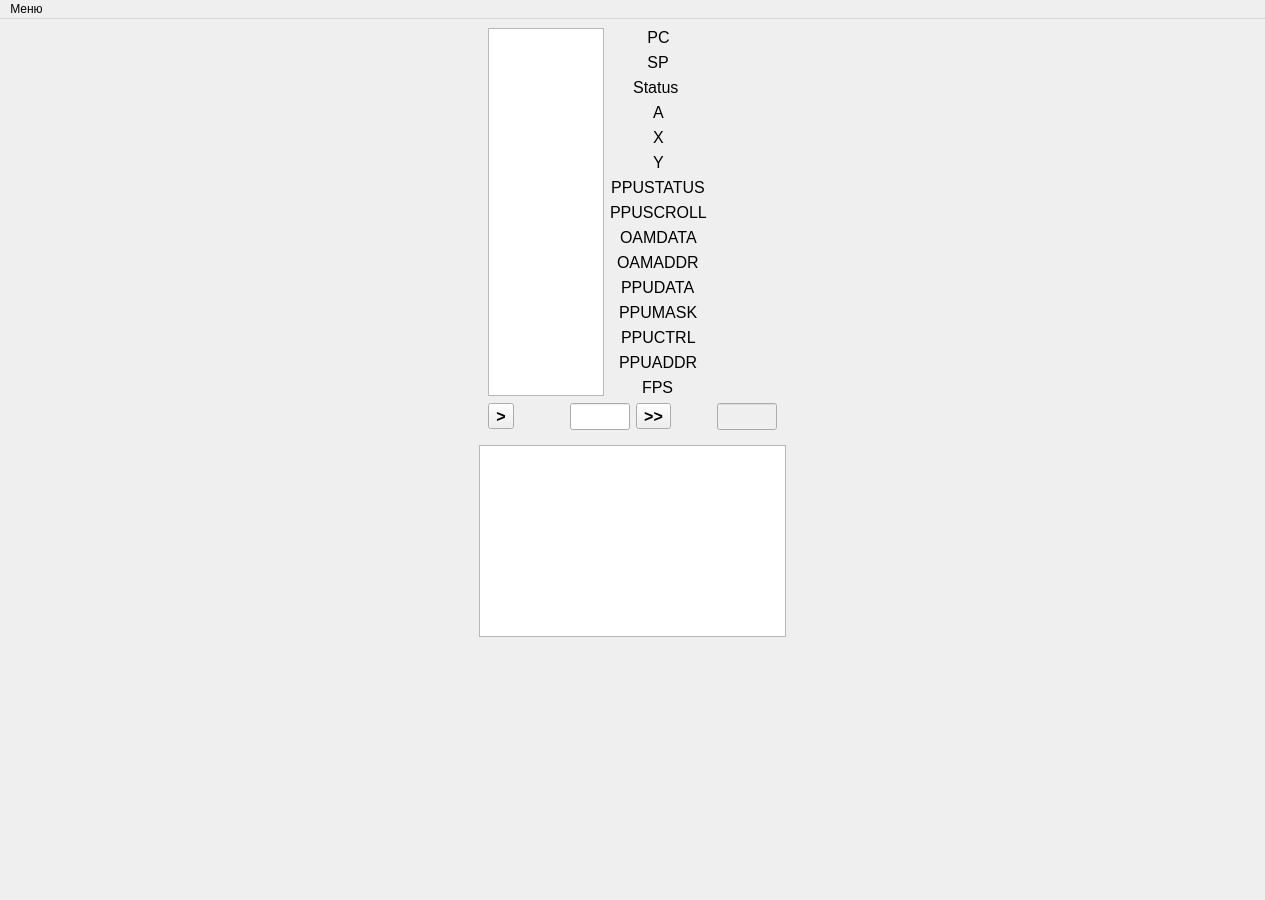
Qt form emulateNES/forms/mainwindow.ui (maxim14254/emulateNES) before a commit.
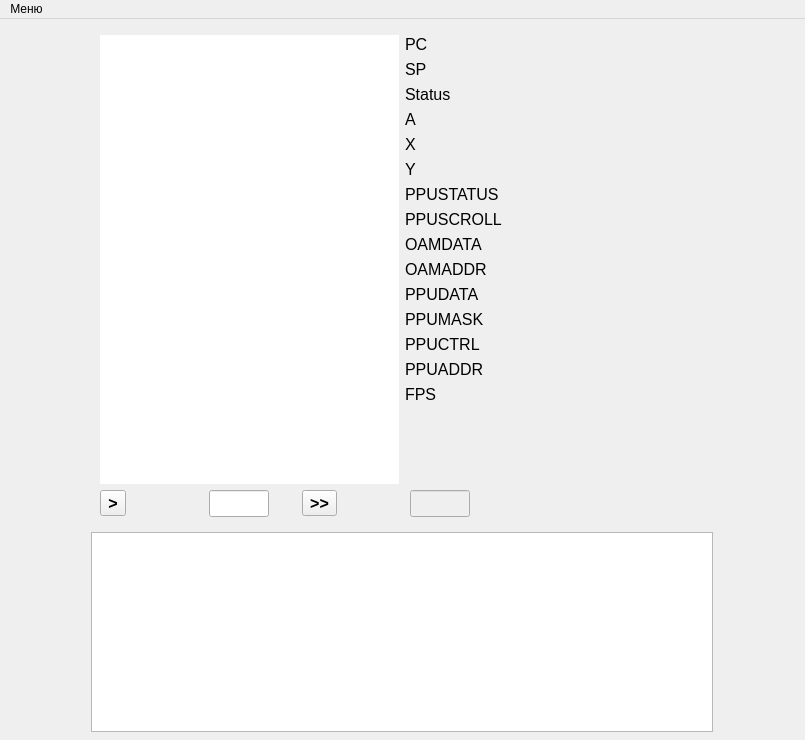
The same form after that commit.

Diff of the .ui file:
```diff
--- a/emulateNES/forms/mainwindow.ui
+++ b/emulateNES/forms/mainwindow.ui
@@ -6,8 +6,8 @@
    <rect>
     <x>0</x>
     <y>0</y>
-    <width>1265</width>
-    <height>900</height>
+    <width>805</width>
+    <height>740</height>
    </rect>
   </property>
   <property name="windowTitle">
@@ -93,7 +93,7 @@
                 </property>
                 <layout class="QVBoxLayout" name="verticalLayout_5">
                  <property name="sizeConstraint">
-                  <enum>QLayout::SizeConstraint::SetFixedSize</enum>
+                  <enum>QLayout::SetDefaultConstraint</enum>
                  </property>
                  <item>
                   <layout class="QVBoxLayout" name="verticalLayout_3">
@@ -117,17 +117,17 @@
                    <item>
                     <layout class="QHBoxLayout" name="horizontalLayout_3">
                      <property name="sizeConstraint">
-                      <enum>QLayout::SizeConstraint::SetMinimumSize</enum>
+                      <enum>QLayout::SetDefaultConstraint</enum>
                      </property>
                      <item>
                       <layout class="QVBoxLayout" name="verticalLayout_9">
                        <property name="sizeConstraint">
-                        <enum>QLayout::SizeConstraint::SetFixedSize</enum>
+                        <enum>QLayout::SetDefaultConstraint</enum>
                        </property>
                        <item>
                         <widget class="QTextEdit" name="cpu_debuger">
                          <property name="sizePolicy">
-                          <sizepolicy hsizetype="Fixed" vsizetype="Minimum">
+                          <sizepolicy hsizetype="Minimum" vsizetype="Expanding">
                            <horstretch>0</horstretch>
                            <verstretch>0</verstretch>
                           </sizepolicy>
@@ -136,72 +136,51 @@
                           <font>
                            <family>Tahoma</family>
                            <pointsize>12</pointsize>
+                           <weight>50</weight>
                            <bold>false</bold>
                           </font>
                          </property>
                          <property name="frameShape">
-                          <enum>QFrame::Shape::StyledPanel</enum>
-                         </property>
-                         <property name="frameShadow">
-                          <enum>QFrame::Shadow::Sunken</enum>
+                          <enum>QFrame::NoFrame</enum>
                          </property>
                          <property name="verticalScrollBarPolicy">
-                          <enum>Qt::ScrollBarPolicy::ScrollBarAlwaysOff</enum>
+                          <enum>Qt::ScrollBarAsNeeded</enum>
                          </property>
                          <property name="horizontalScrollBarPolicy">
-                          <enum>Qt::ScrollBarPolicy::ScrollBarAlwaysOff</enum>
+                          <enum>Qt::ScrollBarAsNeeded</enum>
                          </property>
                          <property name="sizeAdjustPolicy">
-                          <enum>QAbstractScrollArea::SizeAdjustPolicy::AdjustToContents</enum>
+                          <enum>QAbstractScrollArea::AdjustIgnored</enum>
                          </property>
                          <property name="readOnly">
                           <bool>true</bool>
                          </property>
                          <property name="html">
                           <string>&lt;!DOCTYPE HTML PUBLIC &quot;-//W3C//DTD HTML 4.0//EN&quot; &quot;http://www.w3.org/TR/REC-html40/strict.dtd&quot;&gt;
-&lt;html&gt;&lt;head&gt;&lt;meta name=&quot;qrichtext&quot; content=&quot;1&quot; /&gt;&lt;meta charset=&quot;utf-8&quot; /&gt;&lt;style type=&quot;text/css&quot;&gt;
+&lt;html&gt;&lt;head&gt;&lt;meta name=&quot;qrichtext&quot; content=&quot;1&quot; /&gt;&lt;style type=&quot;text/css&quot;&gt;
 p, li { white-space: pre-wrap; }
-hr { height: 1px; border-width: 0; }
-li.unchecked::marker { content: &quot;\2610&quot;; }
-li.checked::marker { content: &quot;\2612&quot;; }
 &lt;/style&gt;&lt;/head&gt;&lt;body style=&quot; font-family:'Tahoma'; font-size:12pt; font-weight:400; font-style:normal;&quot;&gt;
 &lt;p style=&quot;-qt-paragraph-type:empty; margin-top:0px; margin-bottom:0px; margin-left:0px; margin-right:0px; -qt-block-indent:0; text-indent:0px; font-family:'Verdana'; font-size:10pt;&quot;&gt;&lt;br /&gt;&lt;/p&gt;&lt;/body&gt;&lt;/html&gt;</string>
                          </property>
                         </widget>
                        </item>
-                       <item>
-                        <spacer name="verticalSpacer_2">
-                         <property name="orientation">
-                          <enum>Qt::Orientation::Vertical</enum>
-                         </property>
-                         <property name="sizeType">
-                          <enum>QSizePolicy::Policy::Fixed</enum>
-                         </property>
-                         <property name="sizeHint" stdset="0">
-                          <size>
-                           <width>1</width>
-                           <height>1</height>
-                          </size>
-                         </property>
-                        </spacer>
-                       </item>
                       </layout>
                      </item>
                      <item>
                       <layout class="QVBoxLayout" name="verticalLayout_4">
                        <property name="sizeConstraint">
-                        <enum>QLayout::SizeConstraint::SetMinimumSize</enum>
+                        <enum>QLayout::SetDefaultConstraint</enum>
                        </property>
                        <item>
                         <layout class="QFormLayout" name="formLayout">
                          <property name="sizeConstraint">
-                          <enum>QLayout::SizeConstraint::SetMinimumSize</enum>
+                          <enum>QLayout::SetDefaultConstraint</enum>
                          </property>
                          <property name="rowWrapPolicy">
                           <enum>QFormLayout::RowWrapPolicy::DontWrapRows</enum>
                          </property>
                          <property name="labelAlignment">
-                          <set>Qt::AlignmentFlag::AlignCenter</set>
+                          <set>Qt::AlignLeading</set>
                          </property>
                          <item row="0" column="0">
                           <widget class="QLabel" name="label">
@@ -214,9 +193,6 @@
                            <property name="text">
                             <string>PC</string>
                            </property>
-                           <property name="alignment">
-                            <set>Qt::AlignmentFlag::AlignCenter</set>
-                           </property>
                           </widget>
                          </item>
                          <item row="0" column="1">
@@ -249,9 +225,6 @@
                            <property name="text">
                             <string>SP</string>
                            </property>
-                           <property name="alignment">
-                            <set>Qt::AlignmentFlag::AlignCenter</set>
-                           </property>
                           </widget>
                          </item>
                          <item row="1" column="1">
@@ -284,9 +257,6 @@
                            <property name="text">
                             <string>Status </string>
                            </property>
-                           <property name="alignment">
-                            <set>Qt::AlignmentFlag::AlignCenter</set>
-                           </property>
                           </widget>
                          </item>
                          <item row="2" column="1">
@@ -319,9 +289,6 @@
                            <property name="text">
                             <string>A</string>
                            </property>
-                           <property name="alignment">
-                            <set>Qt::AlignmentFlag::AlignCenter</set>
-                           </property>
                           </widget>
                          </item>
                          <item row="3" column="1">
@@ -354,9 +321,6 @@
                            <property name="text">
                             <string>X</string>
                            </property>
-                           <property name="alignment">
-                            <set>Qt::AlignmentFlag::AlignCenter</set>
-                           </property>
                           </widget>
                          </item>
                          <item row="4" column="1">
@@ -395,9 +359,6 @@
                            <property name="text">
                             <string>Y</string>
                            </property>
-                           <property name="alignment">
-                            <set>Qt::AlignmentFlag::AlignCenter</set>
-                           </property>
                           </widget>
                          </item>
                          <item row="5" column="1">
@@ -430,9 +391,6 @@
                            <property name="text">
                             <string>PPUSTATUS</string>
                            </property>
-                           <property name="alignment">
-                            <set>Qt::AlignmentFlag::AlignCenter</set>
-                           </property>
                           </widget>
                          </item>
                          <item row="6" column="1">
@@ -759,6 +717,7 @@
                       <property name="font">
                        <font>
                         <pointsize>12</pointsize>
+                        <weight>75</weight>
                         <bold>true</bold>
                        </font>
                       </property>
@@ -801,6 +760,7 @@
                         <property name="font">
                          <font>
                           <pointsize>12</pointsize>
+                          <weight>75</weight>
                           <bold>true</bold>
                          </font>
                         </property>
@@ -812,7 +772,7 @@
                       <item>
                        <spacer name="horizontalSpacer">
                         <property name="orientation">
-                         <enum>Qt::Orientation::Horizontal</enum>
+                         <enum>Qt::Vertical</enum>
                         </property>
                         <property name="sizeHint" stdset="0">
                          <size>
@@ -858,9 +818,14 @@
                </widget>
               </item>
               <item>
+               <layout class="QVBoxLayout" name="verticalLayout_12">
+                <property name="sizeConstraint">
+                 <enum>QLayout::SetMaximumSize</enum>
+                </property>
+                <item>
                <widget class="QTextEdit" name="sprites_debug">
                 <property name="sizePolicy">
-                 <sizepolicy hsizetype="Minimum" vsizetype="Expanding">
+                   <sizepolicy hsizetype="Expanding" vsizetype="Expanding">
                   <horstretch>0</horstretch>
                   <verstretch>0</verstretch>
                  </sizepolicy>
@@ -868,18 +833,19 @@
                 <property name="minimumSize">
                  <size>
                   <width>0</width>
-                  <height>50</height>
+                    <height>200</height>
                  </size>
                 </property>
                 <property name="font">
                  <font>
                   <family>Tahoma</family>
                   <pointsize>12</pointsize>
+                    <weight>50</weight>
                   <bold>false</bold>
                  </font>
                 </property>
                 <property name="horizontalScrollBarPolicy">
-                 <enum>Qt::ScrollBarPolicy::ScrollBarAlwaysOff</enum>
+                   <enum>Qt::ScrollBarAsNeeded</enum>
                 </property>
                 <property name="readOnly">
                  <bool>true</bool>
@@ -889,20 +855,9 @@
              </layout>
             </item>
            </layout>
-          </widget>
-         </item>
-         <item>
-          <spacer name="verticalSpacer">
-           <property name="orientation">
-            <enum>Qt::Orientation::Vertical</enum>
-           </property>
-           <property name="sizeHint" stdset="0">
-            <size>
-             <width>0</width>
-             <height>0</height>
-            </size>
-           </property>
-          </spacer>
+            </item>
+           </layout>
+          </widget>
          </item>
         </layout>
        </item>
@@ -916,8 +871,8 @@
     <rect>
      <x>0</x>
      <y>0</y>
-     <width>1265</width>
-     <height>34</height>
+     <width>805</width>
+     <height>27</height>
     </rect>
    </property>
    <widget class="QMenu" name="menu">
```
Left out of the diff: 14 changed lines with no effect on the pictures. Lines whose indentation alone changed are shown as unchanged.
